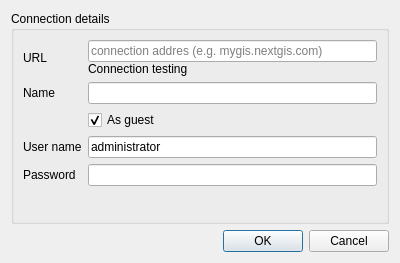
The window that ngq-custom-def-options/plugins/nextgis_connect/ngw_api/qgis/ngw_connection_edit_dialog_base.ui (nextgis/installer) describes before a commit, drawn with Qt 5.
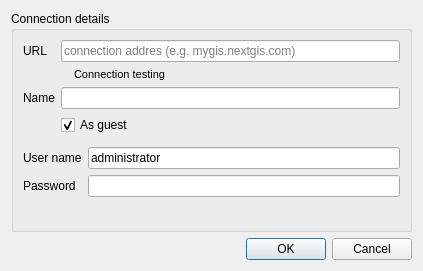
The same window after the commit.

The edit to the form file:
```diff
--- a/ngq-custom-def-options/plugins/nextgis_connect/ngw_api/qgis/ngw_connection_edit_dialog_base.ui
+++ b/ngq-custom-def-options/plugins/nextgis_connect/ngw_api/qgis/ngw_connection_edit_dialog_base.ui
@@ -6,8 +6,8 @@
    <rect>
     <x>0</x>
     <y>0</y>
-    <width>400</width>
-    <height>263</height>
+    <width>423</width>
+    <height>271</height>
    </rect>
   </property>
   <property name="sizePolicy">
@@ -41,67 +41,18 @@
       <string>Connection details</string>
      </property>
      <layout class="QVBoxLayout" name="verticalLayout_2">
+      <property name="spacing">
+       <number>6</number>
+      </property>
       <item>
        <layout class="QGridLayout" name="gridLayout_3">
         <property name="topMargin">
          <number>0</number>
         </property>
-        <item row="5" column="2">
-         <widget class="QLineEdit" name="lePassword">
-          <property name="echoMode">
-           <enum>QLineEdit::Password</enum>
-          </property>
-         </widget>
-        </item>
-        <item row="4" column="0">
-         <widget class="QLabel" name="lbUser">
-          <property name="text">
-           <string>User name</string>
-          </property>
-         </widget>
-        </item>
-        <item row="5" column="0">
-         <widget class="QLabel" name="lbPassword">
-          <property name="text">
-           <string>Password</string>
-          </property>
-         </widget>
-        </item>
-        <item row="3" column="2">
-         <widget class="QCheckBox" name="cbAsGuest">
-          <property name="text">
-           <string>As guest</string>
-          </property>
-          <property name="checked">
-           <bool>true</bool>
-          </property>
-         </widget>
-        </item>
-        <item row="4" column="2">
-         <widget class="QLineEdit" name="leUser">
-          <property name="text">
-           <string>administrator</string>
-          </property>
-         </widget>
-        </item>
-        <item row="0" column="0">
-         <widget class="QLabel" name="lbUrl">
-          <property name="text">
-           <string>URL</string>
-          </property>
-         </widget>
-        </item>
-        <item row="2" column="0">
-         <widget class="QLabel" name="lbName">
-          <property name="text">
-           <string>Name</string>
-          </property>
-         </widget>
-        </item>
-        <item row="2" column="2">
-         <widget class="QLineEdit" name="leName"/>
-        </item>
-        <item row="0" column="2">
+        <property name="verticalSpacing">
+         <number>6</number>
+        </property>
+        <item row="0" column="1">
          <layout class="QVBoxLayout" name="verticalLayout_3">
           <property name="spacing">
            <number>0</number>
@@ -116,15 +67,108 @@
             </property>
            </widget>
           </item>
-          <item>
-           <widget class="QLabel" name="lbConnectionTesting">
-            <property name="text">
-             <string>Connection testing</string>
-            </property>
-           </widget>
-          </item>
          </layout>
         </item>
+        <item row="0" column="0">
+         <widget class="QLabel" name="lbUrl">
+          <property name="text">
+           <string>URL</string>
+          </property>
+         </widget>
+        </item>
+        <item row="5" column="1">
+         <widget class="QCheckBox" name="cbAsGuest">
+          <property name="text">
+           <string>As guest</string>
+          </property>
+          <property name="checked">
+           <bool>true</bool>
+          </property>
+         </widget>
+        </item>
+        <item row="1" column="1">
+         <widget class="QLabel" name="lbConnectionTesting">
+          <property name="sizePolicy">
+           <sizepolicy hsizetype="Preferred" vsizetype="Preferred">
+            <horstretch>0</horstretch>
+            <verstretch>0</verstretch>
+           </sizepolicy>
+          </property>
+          <property name="minimumSize">
+           <size>
+            <width>0</width>
+            <height>0</height>
+           </size>
+          </property>
+          <property name="font">
+           <font>
+            <family>MS Shell Dlg 2</family>
+            <pointsize>8</pointsize>
+            <italic>false</italic>
+           </font>
+          </property>
+          <property name="styleSheet">
+           <string notr="true">margin-left: 10</string>
+          </property>
+          <property name="text">
+           <string>Connection testing</string>
+          </property>
+          <property name="wordWrap">
+           <bool>true</bool>
+          </property>
+          <property name="margin">
+           <number>0</number>
+          </property>
+         </widget>
+        </item>
+        <item row="3" column="0">
+         <widget class="QLabel" name="lbName">
+          <property name="text">
+           <string>Name</string>
+          </property>
+         </widget>
+        </item>
+        <item row="3" column="1">
+         <widget class="QLineEdit" name="leName"/>
+        </item>
+       </layout>
+      </item>
+      <item>
+       <layout class="QGridLayout" name="gridLayout">
+        <property name="topMargin">
+         <number>6</number>
+        </property>
+        <property name="bottomMargin">
+         <number>0</number>
+        </property>
+        <item row="2" column="0">
+         <widget class="QLabel" name="lbPassword">
+          <property name="text">
+           <string>Password</string>
+          </property>
+         </widget>
+        </item>
+        <item row="2" column="1">
+         <widget class="QLineEdit" name="lePassword">
+          <property name="echoMode">
+           <enum>QLineEdit::Password</enum>
+          </property>
+         </widget>
+        </item>
+        <item row="1" column="1">
+         <widget class="QLineEdit" name="leUser">
+          <property name="text">
+           <string>administrator</string>
+          </property>
+         </widget>
+        </item>
+        <item row="1" column="0">
+         <widget class="QLabel" name="lbUser">
+          <property name="text">
+           <string>User name</string>
+          </property>
+         </widget>
+        </item>
        </layout>
       </item>
       <item>
```
Left out of the diff: 4 changed lines with no effect on the pictures.
